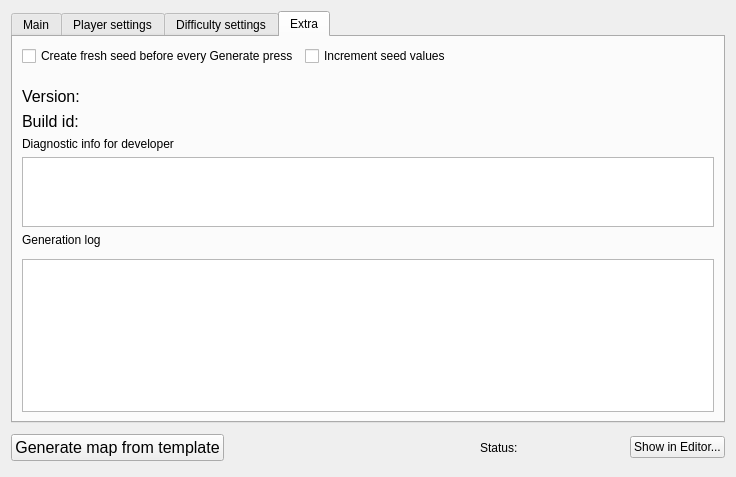
Old version of the form src/App/MapToolUI/MapToolWindow.ui in the repository mapron/FreeHeroes.
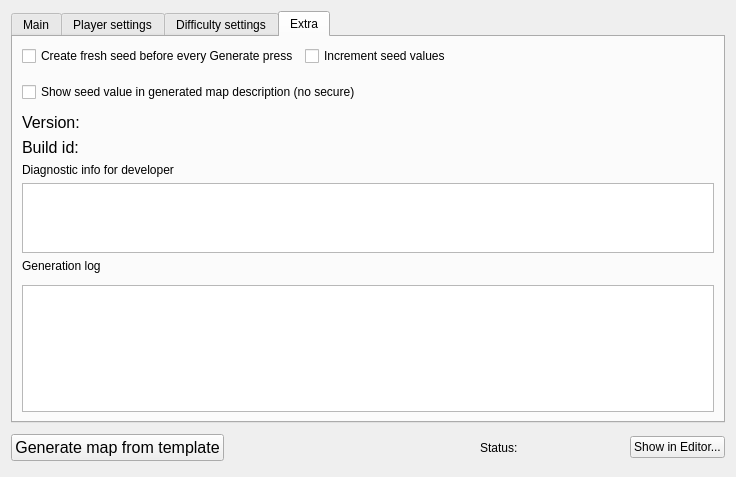
New version of the form. The open tabs and pages were chosen to show the change. Custom widgets are drawn as their Qt base class.

Diff of the .ui file:
```diff
--- a/src/App/MapToolUI/MapToolWindow.ui
+++ b/src/App/MapToolUI/MapToolWindow.ui
@@ -521,6 +521,29 @@
          <property name="bottomMargin">
           <number>5</number>
          </property>
+         <item>
+          <widget class="QCheckBox" name="checkBoxShowSeed">
+           <property name="text">
+            <string>Show seed value in generated map description (no secure)</string>
+           </property>
+           <property name="checked">
+            <bool>false</bool>
+           </property>
+          </widget>
+         </item>
+         <item>
+          <spacer name="horizontalSpacer_5">
+           <property name="orientation">
+            <enum>Qt::Horizontal</enum>
+           </property>
+           <property name="sizeHint" stdset="0">
+            <size>
+             <width>40</width>
+             <height>20</height>
+            </size>
+           </property>
+          </spacer>
+         </item>
         </layout>
        </item>
        <item>
```
Left out of the diff: 2 changed lines with no effect on the pictures.
